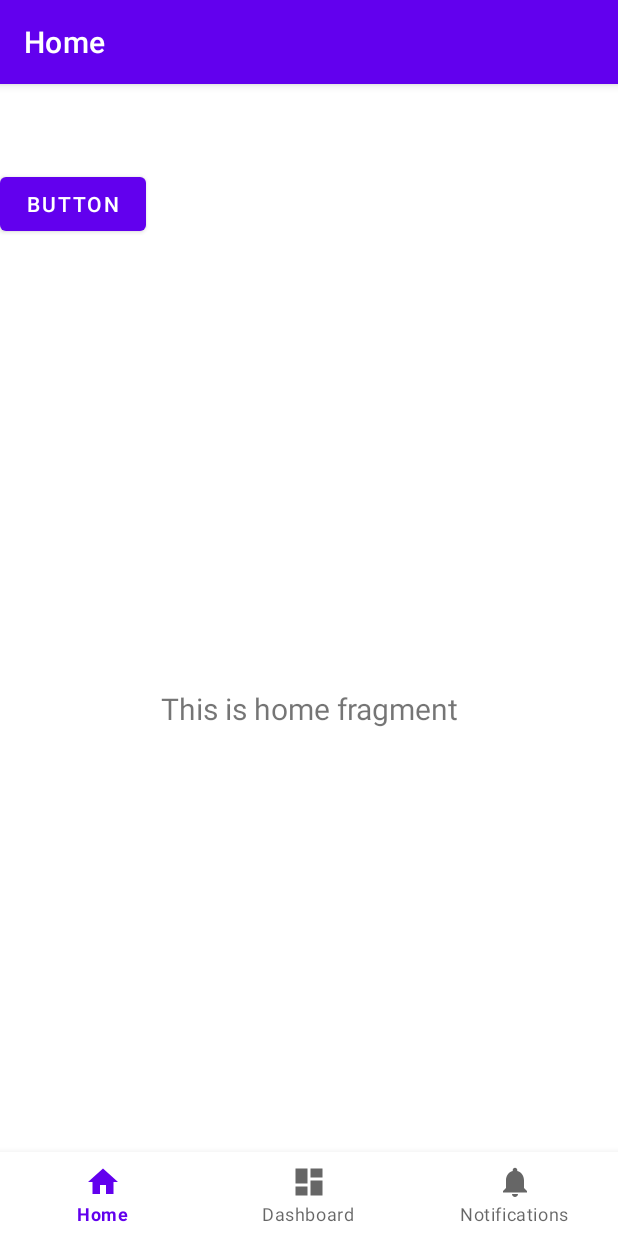
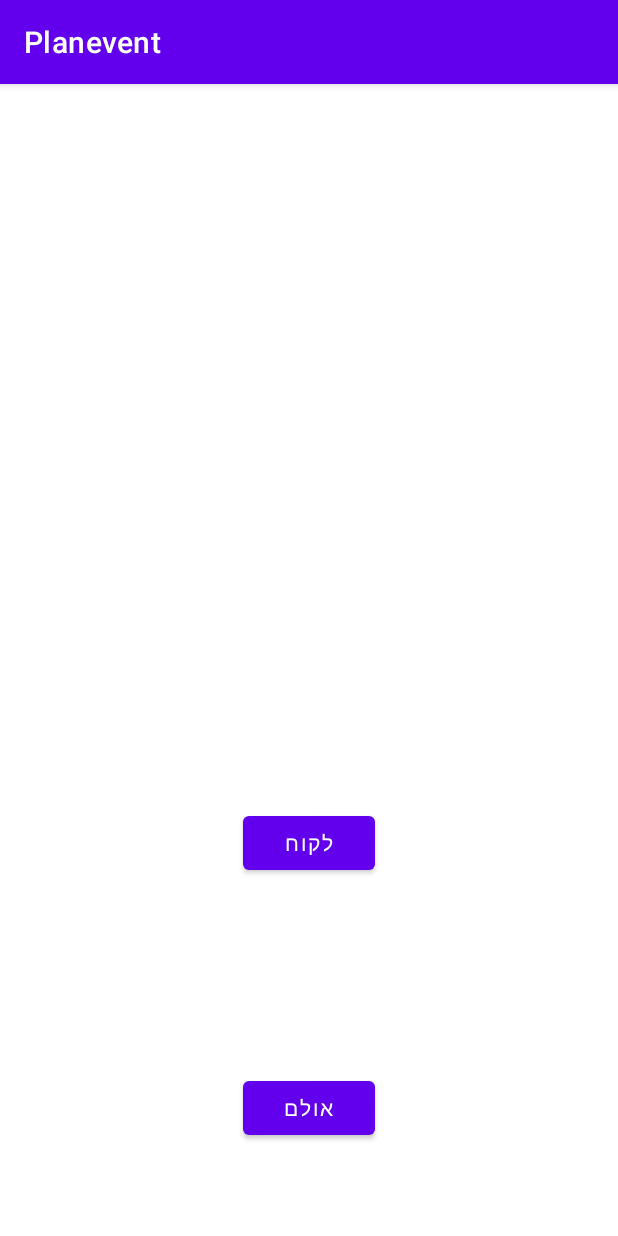
Before and after one commit to eynavbe/PlaneventAndroid, an Android app: the screen it shows after launch (MainActivity before the commit, MainActivity2 after it), on a phone screen of 412 x 824 dp. Run offline under Robolectric (Android 15) with nearby library versions, the phone set to English and light mode, and no system bars.

Commit message:
MainActivity2

```diff
--- a/app/src/main/java/com/eynav/planevent_android_app/MainActivity.java
+++ b/app/src/main/java/com/eynav/planevent_android_app/MainActivity.java
@@ -1,5 +1,6 @@
 package com.eynav.planevent_android_app;
 
+import android.content.Intent;
 import android.os.Bundle;
 
 import com.google.android.material.bottomnavigation.BottomNavigationView;
@@ -32,6 +33,11 @@ public class MainActivity extends AppCompatActivity {
         NavController navController = Navigation.findNavController(this, R.id.nav_host_fragment_activity_main);
         NavigationUI.setupActionBarWithNavController(this, navController, appBarConfiguration);
         NavigationUI.setupWithNavController(binding.navView, navController);
+
+
+        Intent integer = getIntent();
+        String type = integer.getStringExtra("type");
+        System.out.println(type);
     }
 
 }
--- /dev/null
+++ b/app/src/main/java/com/eynav/planevent_android_app/MainActivity2.java
@@ -0,0 +1,28 @@
+package com.eynav.planevent_android_app;
+
+import androidx.appcompat.app.AppCompatActivity;
+
+import android.content.Intent;
+import android.os.Bundle;
+import android.widget.Button;
+
+public class MainActivity2 extends AppCompatActivity {
+    Button btnHall,btnClient;
+    @Override
+    protected void onCreate(Bundle savedInstanceState) {
+        super.onCreate(savedInstanceState);
+        setContentView(R.layout.activity_main2);
+        btnHall = findViewById(R.id.btnHall);
+        btnClient = findViewById(R.id.btnClient);
+        btnHall.setOnClickListener(l ->{
+            Intent homeHall= new Intent(this, MainActivity.class);
+            homeHall.putExtra("type","Hall");
+            this.startActivity(homeHall);
+        });
+        btnClient.setOnClickListener(l ->{
+            Intent homeHall= new Intent(this, MainActivity.class);
+            homeHall.putExtra("type","Client");
+            this.startActivity(homeHall);
+        });
+    }
+}
--- a/app/src/main/res/layout/activity_main.xml
+++ b/app/src/main/res/layout/activity_main.xml
@@ -1,7 +1,6 @@
 <?xml version="1.0" encoding="utf-8"?>
 <androidx.constraintlayout.widget.ConstraintLayout xmlns:android="http://schemas.android.com/apk/res/android"
     xmlns:app="http://schemas.android.com/apk/res-auto"
-    xmlns:tools="http://schemas.android.com/tools"
     android:id="@+id/container"
     android:layout_width="match_parent"
     android:layout_height="match_parent"
@@ -26,19 +25,9 @@
         android:layout_height="match_parent"
         app:defaultNavHost="true"
         app:layout_constraintBottom_toTopOf="@id/nav_view"
-        app:layout_constraintHorizontal_bias="0.0"
         app:layout_constraintLeft_toLeftOf="parent"
         app:layout_constraintRight_toRightOf="parent"
         app:layout_constraintTop_toTopOf="parent"
-        app:layout_constraintVertical_bias="0.0"
         app:navGraph="@navigation/mobile_navigation" />
 
-    <Button
-        android:id="@+id/button"
-        android:layout_width="97dp"
-        android:layout_height="0dp"
-        android:text="Button"
-        tools:layout_editor_absoluteX="124dp"
-        tools:layout_editor_absoluteY="541dp" />
-
 </androidx.constraintlayout.widget.ConstraintLayout>
--- /dev/null
+++ b/app/src/main/res/layout/activity_main2.xml
@@ -0,0 +1,43 @@
+<?xml version="1.0" encoding="utf-8"?>
+<androidx.constraintlayout.widget.ConstraintLayout xmlns:android="http://schemas.android.com/apk/res/android"
+    xmlns:app="http://schemas.android.com/apk/res-auto"
+    xmlns:tools="http://schemas.android.com/tools"
+    android:layout_width="match_parent"
+    android:layout_height="match_parent"
+    tools:context=".MainActivity2">
+
+    <Button
+        android:id="@+id/btnClient"
+        android:layout_width="wrap_content"
+        android:layout_height="wrap_content"
+        android:text="לקוח"
+        app:layout_constraintBottom_toTopOf="@+id/guideline3"
+        app:layout_constraintEnd_toEndOf="parent"
+        app:layout_constraintStart_toStartOf="parent"
+        app:layout_constraintTop_toTopOf="@+id/guideline2" />
+
+    <Button
+        android:id="@+id/btnHall"
+        android:layout_width="wrap_content"
+        android:layout_height="wrap_content"
+        android:text="אולם"
+        app:layout_constraintBottom_toBottomOf="parent"
+        app:layout_constraintEnd_toEndOf="parent"
+        app:layout_constraintStart_toStartOf="parent"
+        app:layout_constraintTop_toTopOf="@+id/guideline3" />
+
+    <androidx.constraintlayout.widget.Guideline
+        android:id="@+id/guideline2"
+        android:layout_width="wrap_content"
+        android:layout_height="wrap_content"
+        android:orientation="horizontal"
+        app:layout_constraintGuide_percent="0.54" />
+
+    <androidx.constraintlayout.widget.Guideline
+        android:id="@+id/guideline3"
+        android:layout_width="wrap_content"
+        android:layout_height="wrap_content"
+        android:orientation="horizontal"
+        app:layout_constraintGuide_percent="0.7770178" />
+
+</androidx.constraintlayout.widget.ConstraintLayout>
--- /dev/null
+++ b/app/src/main/res/layout/card_view_choose_hall.xml
@@ -0,0 +1,6 @@
+<?xml version="1.0" encoding="utf-8"?>
+<androidx.constraintlayout.widget.ConstraintLayout xmlns:android="http://schemas.android.com/apk/res/android"
+    android:layout_width="match_parent"
+    android:layout_height="match_parent">
+
+</androidx.constraintlayout.widget.ConstraintLayout>
--- a/app/src/main/res/values/strings.xml
+++ b/app/src/main/res/values/strings.xml
@@ -1,5 +1,5 @@
 <resources>
-    <string name="app_name">Planevent_Android_App</string>
+    <string name="app_name">Planevent</string>
     <string name="title_home">Home</string>
     <string name="title_dashboard">Dashboard</string>
     <string name="title_notifications">Notifications</string>
```
Also changed, not shown: app/src/main/AndroidManifest.xml (+18 -4 lines), app/src/main/java/com/eynav/planevent_android_app/ChooseHall.java (added, +14 -0 lines), app/src/main/res/layout/activity_choose_hall.xml (added, +33 -0 lines).
